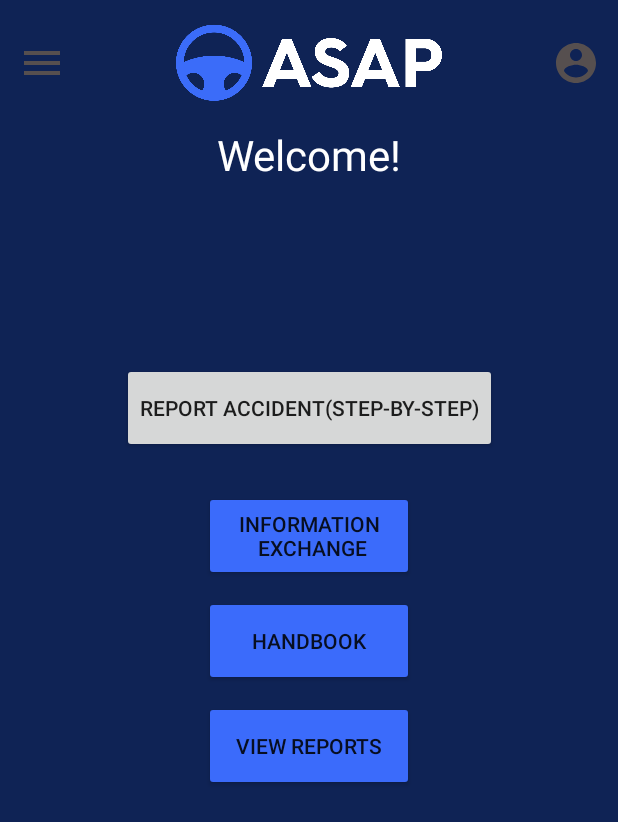
After one commit to MaazHussaini99/androidAccidentApp, an Android app: the Home screen opened directly, with no data from a screen before it, on a phone screen of 412 x 824 dp. The commit adds this screen. Shown: the top 822 px of the screen. Run offline under Robolectric (Android 15) with nearby library versions, the phone set to English and light mode, and no system bars.

Commit message:
added home page and added profile icon functionality to all activities

```diff
--- a/app/src/main/AndroidManifest.xml
+++ b/app/src/main/AndroidManifest.xml
@@ -18,6 +18,9 @@
         android:roundIcon="@mipmap/ic_launcher_round"
         android:supportsRtl="true"
         android:theme="@style/Theme.AppCompat.Light.NoActionBar">
+        <activity
+            android:name=".Home"
+            android:exported="true" />
         <activity
             android:name=".Step2"
             android:exported="true" />
--- /dev/null
+++ b/app/src/main/java/com/example/androidaccidentapp/Home.java
@@ -0,0 +1,194 @@
+package com.example.androidaccidentapp;
+
+import androidx.appcompat.app.AlertDialog;
+import androidx.appcompat.app.AppCompatActivity;
+import androidx.core.view.GravityCompat;
+import androidx.drawerlayout.widget.DrawerLayout;
+
+import android.app.Activity;
+import android.app.Dialog;
+import android.content.DialogInterface;
+import android.content.Intent;
+import android.os.Bundle;
+import android.os.Handler;
+import android.view.View;
+import android.widget.ArrayAdapter;
+import android.widget.Button;
+import android.widget.ImageView;
+import android.widget.Toast;
+
+public class Home extends AppCompatActivity {
+
+    ImageView userAcct;
+    DrawerLayout drawerLayout;
+    ArrayAdapter<String> adapter;
+
+    @Override
+    protected void onCreate(Bundle savedInstanceState) {
+        super.onCreate(savedInstanceState);
+        setContentView(R.layout.activity_home);
+        drawerLayout = findViewById(R.id.drawer_layout);
+
+        //userAcct = findViewById(R.id.account_ic);
+        String[] options = {"View User Profile", "View Vehicle Profile", "View Insurance Policy", "View Reports"};
+        adapter = new ArrayAdapter<>(this, android.R.layout.select_dialog_item, options);
+
+        /*userAcct.setOnClickListener(v -> {
+            AlertDialog.Builder profileDialog = new AlertDialog.Builder(Home.this);
+            //Set User Profile Dialog Title
+            profileDialog.setTitle("User Account Options:");
+            //List Options, when item selected, switch to that activity
+            profileDialog.setAdapter(adapter, new DialogInterface.OnClickListener() {
+                @Override
+                public void onClick(DialogInterface dialog, int which) {
+                    switch (which){
+                        case 0:{
+                            Intent intent = new Intent(Home.this, UserProfile.class);
+                            startActivity(intent);
+                            break;
+                        }
+                        case 1:{
+                            Intent intent = new Intent(Home.this, VehicleProfile.class);
+                            startActivity(intent);
+                            break;
+                        }
+                        case 2:{
+                            Intent intent = new Intent(Home.this, InsuranceProfile.class);
+                            startActivity(intent);
+                            break;
+                        }
+                        case 3:{
+                            Toast.makeText(Home.this, "Access User Reports", Toast.LENGTH_LONG).show();
+//                            Intent intent = new Intent(Home.this, InsuranceProfile.class);
+//                            startActivity(intent);
+                            break;
+                        }
+                    }
+                }
+            });
+            //Sign out button
+            profileDialog.setNegativeButton("Sign Out", (view, a) -> {
+                Toast.makeText(Home.this, "Clicked Sign Out", Toast.LENGTH_LONG).show();
+            });
+
+            profileDialog.create().show();
+        });*/
+    }
+
+    public void onClick(View view) {
+        switch (view.getId()){
+            case R.id.step_by_step:{
+                Toast.makeText(Home.this, "Step-By-Step", Toast.LENGTH_SHORT).show();
+                Intent myIntent = new Intent(Home.this, Step1.class);
+                Home.this.startActivity(myIntent);
+                break;
+            }
+            case R.id.handbook:{
+                Toast.makeText(Home.this, "Handbook", Toast.LENGTH_SHORT).show();
+//                Intent myIntent = new Intent(Home.this, Handbook.class);
+//                Home.this.startActivity(myIntent);
+                break;
+            }
+            case R.id.info_exchange:{
+                Toast.makeText(Home.this, "Info Exchange", Toast.LENGTH_SHORT).show();
+//                Intent myIntent = new Intent(Home.this, InfoExchange.class);
+//                Home.this.startActivity(myIntent);
+                break;
+            }
+            case R.id.reports:{
+                Toast.makeText(Home.this, "Reports", Toast.LENGTH_SHORT).show();
+//                Intent myIntent = new Intent(Home.this, Reports.class);
+//                Home.this.startActivity(myIntent);
+                break;
+            }
+        }
+    }
+
+    public void clickMenu(View view){
+        openDrawer(drawerLayout);
+    }
+
+    public static void openDrawer(DrawerLayout drawerLayout) {
+        drawerLayout.openDrawer(GravityCompat.START);
+    }
+
+    static void closeDrawer(DrawerLayout drawerLayout) {
+        if(drawerLayout.isDrawerOpen(GravityCompat.START)){
+            drawerLayout.closeDrawer(GravityCompat.START);
+        }
+    }
+
+    //put this method in every activity to allow profile click menu dialog
+    public void openProfileDialog(View view){
+        AlertDialog.Builder profileDialog = new AlertDialog.Builder(Home.this);
+        //Set User Profile Dialog Title
+        profileDialog.setTitle("User Account Options:");
+        //List Options, when item selected, switch to that activity
+
+        profileDialog.setAdapter(adapter, new DialogInterface.OnClickListener() {
+            @Override
+            public void onClick(DialogInterface dialog, int which) {
+                switch (which){
+                    case 0:{
+                        Intent intent = new Intent(Home.this, Home.class);
+                        startActivity(intent);
+                        break;
+                    }
+                    case 1:{
+                        Intent intent = new Intent(Home.this, Home.class);
+                        startActivity(intent);
+                        break;
+                    }
+                    case 2:{
+                        Intent intent = new Intent(Home.this, Home.class);
+                        startActivity(intent);
+                        break;
+                    }
+                    case 3:{
+                        Toast.makeText(Home.this, "Access User Reports", Toast.LENGTH_LONG).show();
+//                            Intent intent = new Intent(Home.this, InsuranceProfile.class);
+//                            startActivity(intent);
+                        break;
+                    }
+                }
+            }
+        });
+
+        profileDialog.setNegativeButton("Sign Out", (v, a) -> {
+            Toast.makeText(Home.this, "Clicked Sign Out", Toast.LENGTH_LONG).show();
+        });
+
+        profileDialog.create().show();
+
+    }
+
+    public void clickHome(View view){
+        recreate();
+    }
+
+    public void clickRegister(View view){
+        redirectActivity(this, Registering.class);
+    }
+
+    public void clickMaps(View view){
+        redirectActivity(this, MapsActivity.class);
+    }
+
+    public void clickGuide(View view){
+        redirectActivity(this, Step1.class);
+    }
+
+    static void redirectActivity(Activity activity, Class aClass) {
+        Intent intent = new Intent(activity, aClass);
+
+        intent.setFlags(Intent.FLAG_ACTIVITY_NEW_TASK);
+
+        activity.startActivity(intent);
+    }
+
+    @Override
+    protected void onPause() {
+        super.onPause();
+        closeDrawer(drawerLayout);
+    }
+}
--- a/app/src/main/res/drawable/ic_baseline_account_circle_24.xml
+++ b/app/src/main/res/drawable/ic_baseline_account_circle_24.xml
@@ -1,5 +1,5 @@
-<vector android:height="24dp" android:tint="#485067"
+<vector android:height="32dp" android:tint="#564F4F"
     android:viewportHeight="24" android:viewportWidth="24"
-    android:width="24dp" xmlns:android="http://schemas.android.com/apk/res/android">
+    android:width="32dp" xmlns:android="http://schemas.android.com/apk/res/android">
     <path android:fillColor="@android:color/white" android:pathData="M12,2C6.48,2 2,6.48 2,12s4.48,10 10,10 10,-4.48 10,-10S17.52,2 12,2zM12,5c1.66,0 3,1.34 3,3s-1.34,3 -3,3 -3,-1.34 -3,-3 1.34,-3 3,-3zM12,19.2c-2.5,0 -4.71,-1.28 -6,-3.22 0.03,-1.99 4,-3.08 6,-3.08 1.99,0 5.97,1.09 6,3.08 -1.29,1.94 -3.5,3.22 -6,3.22z"/>
 </vector>
--- /dev/null
+++ b/app/src/main/res/layout/activity_home.xml
@@ -0,0 +1,101 @@
+<?xml version="1.0" encoding="utf-8"?>
+<androidx.drawerlayout.widget.DrawerLayout xmlns:android="http://schemas.android.com/apk/res/android"
+    xmlns:app="http://schemas.android.com/apk/res-auto"
+    xmlns:tools="http://schemas.android.com/tools"
+    android:layout_width="match_parent"
+    android:layout_height="match_parent"
+    android:id="@+id/drawer_layout"
+    android:background="@color/background"
+    tools:context=".Home">
+
+
+    <LinearLayout
+        android:layout_width="match_parent"
+        android:layout_height="match_parent"
+        android:orientation="vertical">
+
+        <include
+            layout="@layout/main_toolbar"/>
+
+        <androidx.constraintlayout.widget.ConstraintLayout
+            android:layout_width="match_parent"
+            android:layout_height="match_parent">
+
+
+
+            <TextView
+                android:id="@+id/greeting"
+                android:layout_width="wrap_content"
+                android:layout_height="wrap_content"
+                android:textColor="@color/white"
+                android:text="Welcome!"
+                android:textSize="28sp"
+                android:layout_marginTop="120dp"
+                app:layout_constraintTop_toBottomOf="@+id/main_toolbar"
+                app:layout_constraintLeft_toLeftOf="parent"
+                app:layout_constraintRight_toRightOf="parent"/>
+
+            <Button
+                android:id="@+id/step_by_step"
+                android:layout_width="wrap_content"
+                android:layout_height="60dp"
+                android:text="Report Accident(Step-By-Step)"
+                android:layout_marginTop="120dp"
+                android:onClick="onClick"
+                app:layout_constraintTop_toBottomOf="@id/greeting"
+                app:layout_constraintLeft_toLeftOf="parent"
+                app:layout_constraintRight_toRightOf="parent"/>
+
+            <Button
+                android:id="@+id/info_exchange"
+                android:layout_width="140dp"
+                android:layout_height="60dp"
+                android:layout_marginTop="25dp"
+                android:text="Information\n Exchange"
+                android:onClick="onClick"
+                android:backgroundTint="@color/logo"
+                app:layout_constraintTop_toBottomOf="@id/step_by_step"
+                app:layout_constraintLeft_toLeftOf="parent"
+                app:layout_constraintRight_toRightOf="parent"/>
+
+            <Button
+                android:id="@+id/handbook"
+                android:layout_width="140dp"
+                android:layout_height="60dp"
+                android:layout_marginTop="10dp"
+                android:onClick="onClick"
+                android:text="Handbook"
+                android:backgroundTint="@color/logo"
+                app:layout_constraintLeft_toLeftOf="parent"
+                app:layout_constraintRight_toRightOf="parent"
+                app:layout_constraintTop_toBottomOf="@id/info_exchange" />
+
+            <Button
+                android:id="@+id/reports"
+                android:layout_width="140dp"
+                android:layout_height="60dp"
+                android:layout_marginTop="10dp"
+                android:text="View Reports"
+                android:onClick="onClick"
+                android:backgroundTint="@color/logo"
+                app:layout_constraintTop_toBottomOf="@id/handbook"
+                app:layout_constraintLeft_toLeftOf="parent"
+                app:layout_constraintRight_toRightOf="parent"/>
+
+        </androidx.constraintlayout.widget.ConstraintLayout>
+
+    </LinearLayout>
+
+    <RelativeLayout
+        android:layout_width="300dp"
+        android:layout_height="match_parent"
+        android:layout_gravity="start"
+        android:background="@android:color/white">
+
+        <include
+            layout="@layout/main_nav_drawer"/>
+
+
+    </RelativeLayout>
+
+</androidx.drawerlayout.widget.DrawerLayout>
--- a/app/src/main/res/layout/activity_registering.xml
+++ b/app/src/main/res/layout/activity_registering.xml
@@ -5,6 +5,7 @@
     android:layout_width="match_parent"
     android:layout_height="match_parent"
     android:id="@+id/drawer_layout"
+    android:background="@color/background"
     tools:context=".Registering">
 
     <LinearLayout
--- a/app/src/main/res/layout/main_nav_drawer.xml
+++ b/app/src/main/res/layout/main_nav_drawer.xml
@@ -2,13 +2,13 @@
 <LinearLayout xmlns:android="http://schemas.android.com/apk/res/android"
     android:layout_width="match_parent"
     android:layout_height="match_parent"
+    android:background="@color/white"
     android:orientation="vertical">
 
     <ImageView
         android:layout_width="match_parent"
         android:layout_height="120dp"
         android:layout_margin="16dp"
-        android:onClick="ClickLogo"
         android:src="@drawable/logo2"/>
 
     <TextView
@@ -32,13 +32,13 @@
         android:layout_height="wrap_content"
         android:orientation="horizontal"
         android:gravity="center_vertical"
-        android:onClick="clickLogin">
+        android:onClick="clickHome">
 
         <TextView
             android:layout_width="0dp"
             android:layout_height="wrap_content"
             android:layout_weight="1"
-            android:text="Login"
+            android:text="Home"
             android:padding="12dp"
             android:layout_marginStart="16dp"/>
 
--- a/app/src/main/res/layout/main_toolbar.xml
+++ b/app/src/main/res/layout/main_toolbar.xml
@@ -5,6 +5,7 @@
     android:layout_height="wrap_content"
     android:orientation="horizontal"
     android:padding="12dp"
+    android:id="@+id/main_toolbar"
     android:gravity="center_vertical">
 
 
@@ -22,11 +23,13 @@
         android:layout_width="wrap_content"
         android:layout_height="60dp"
         android:layout_weight="1"
-        app:srcCompat="@drawable/logo2" />
+        app:srcCompat="@drawable/logo3" />
 
     <ImageView
         android:layout_width="wrap_content"
         android:layout_height="wrap_content"
-        android:src="@drawable/ic_more" />
+        android:id="@+id/user_icon"
+        android:onClick="openProfileDialog"
+        android:src="@drawable/ic_baseline_account_circle_24" />
 
 </LinearLayout>
```
Also changed, not shown: app/src/main/java/com/example/androidaccidentapp/Login.java (+2 -6 lines), app/src/main/java/com/example/androidaccidentapp/MapsActivity.java (+50 -6 lines), app/src/main/java/com/example/androidaccidentapp/Registering.java (+52 -7 lines), app/src/main/java/com/example/androidaccidentapp/Step1.java (+52 -2 lines), app/src/main/java/com/example/androidaccidentapp/Step2.java (+52 -2 lines), app/src/main/res/drawable/logo3.png (added).
